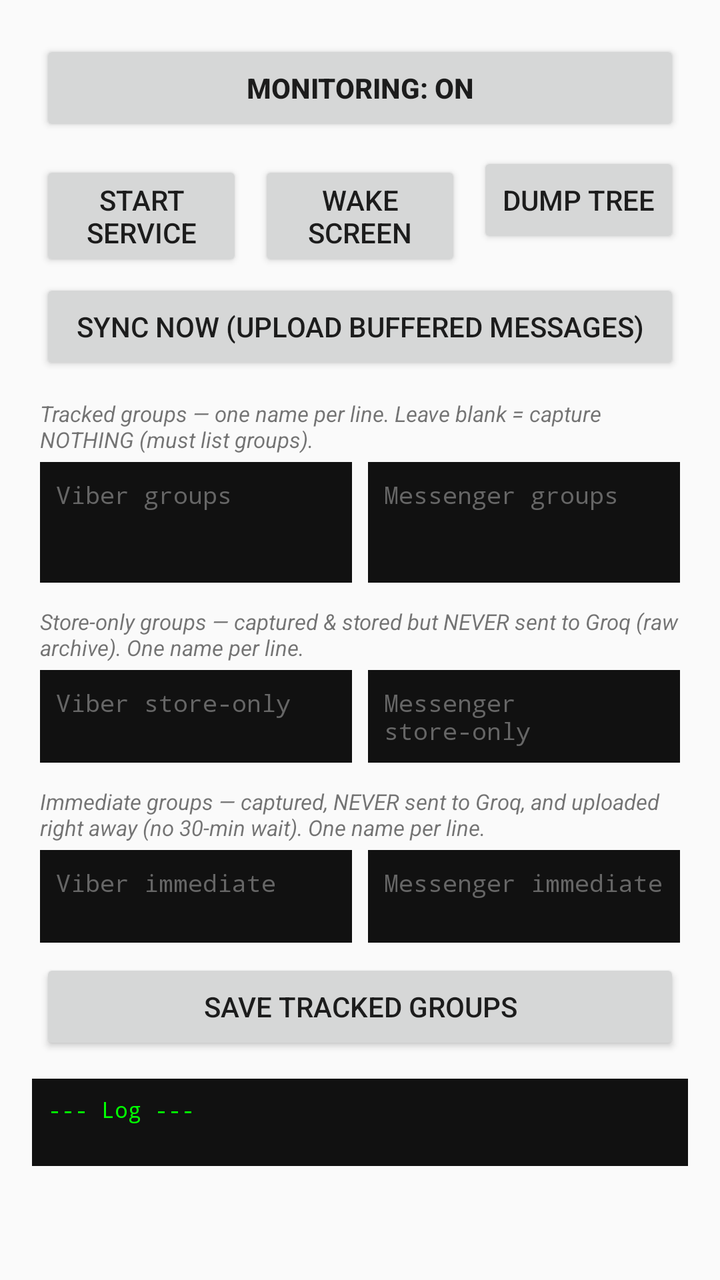
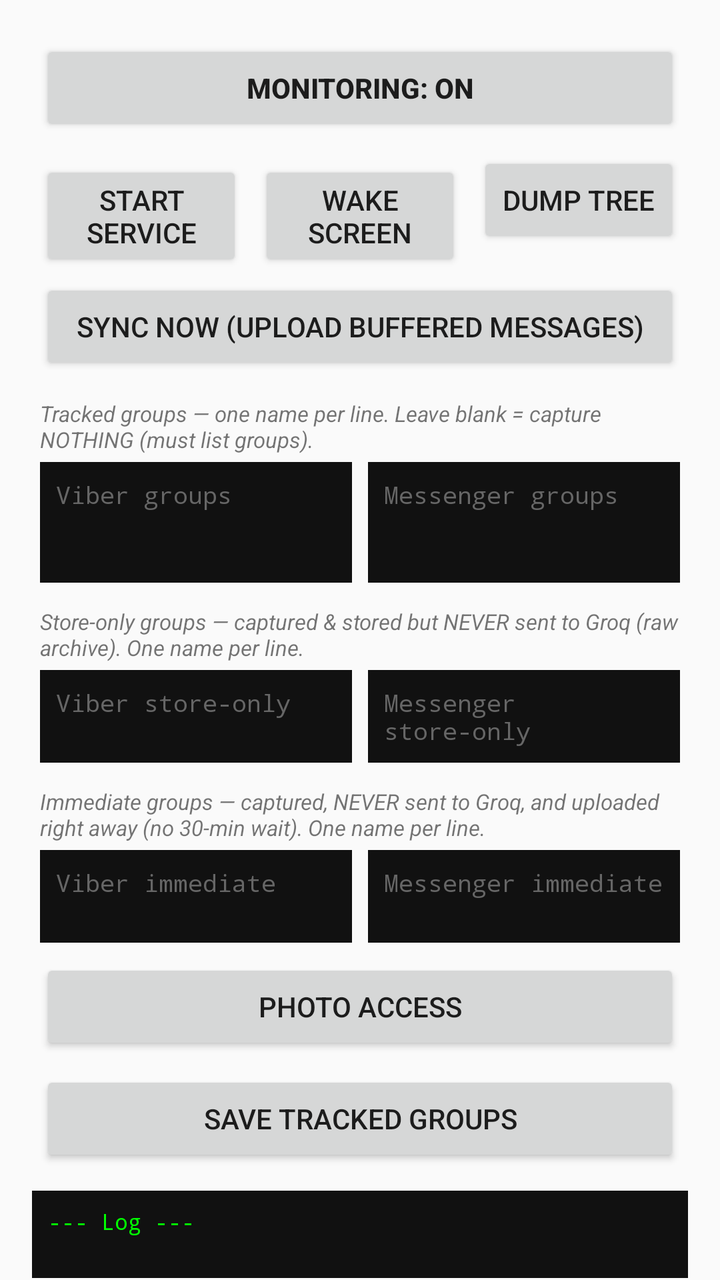

Before-and-after screenshots of an Android layout around one commit, followed by the original layout XML and the change that was made.
<!-- AndroidManifest.xml: application theme Theme.AppCompat.DayNight -->
<!-- res/layout/activity_main.xml -->
<?xml version="1.0" encoding="utf-8"?>
<androidx.core.widget.NestedScrollView xmlns:android="http://schemas.android.com/apk/res/android"
    android:layout_width="match_parent"
    android:layout_height="match_parent"
    android:fillViewport="true">

<LinearLayout
    android:layout_width="match_parent"
    android:layout_height="wrap_content"
    android:orientation="vertical"
    android:padding="16dp">

    <Button
        android:id="@+id/btnToggleMonitor"
        android:layout_width="match_parent"
        android:layout_height="wrap_content"
        android:layout_margin="4dp"
        android:textStyle="bold"
        android:text="MONITORING: ON" />

    <LinearLayout
        android:layout_width="match_parent"
        android:layout_height="wrap_content"
        android:orientation="horizontal">

        <Button
            android:id="@+id/btnStartService"
            android:layout_width="0dp"
            android:layout_height="wrap_content"
            android:layout_weight="1"
            android:layout_margin="4dp"
            android:text="Start Service" />

        <Button
            android:id="@+id/btnWakeScreen"
            android:layout_width="0dp"
            android:layout_height="wrap_content"
            android:layout_weight="1"
            android:layout_margin="4dp"
            android:text="Wake Screen" />

        <Button
            android:id="@+id/btnDumpTree"
            android:layout_width="0dp"
            android:layout_height="wrap_content"
            android:layout_weight="1"
            android:layout_margin="4dp"
            android:text="Dump Tree" />

    </LinearLayout>

    <Button
        android:id="@+id/btnSyncNow"
        android:layout_width="match_parent"
        android:layout_height="wrap_content"
        android:layout_margin="4dp"
        android:text="SYNC NOW (upload buffered messages)" />

    <TextView
        android:layout_width="match_parent"
        android:layout_height="wrap_content"
        android:layout_marginTop="8dp"
        android:layout_marginStart="4dp"
        android:text="Tracked groups — one name per line. Leave blank = capture NOTHING (must list groups)."
        android:textSize="11sp"
        android:textStyle="italic" />

    <LinearLayout
        android:layout_width="match_parent"
        android:layout_height="wrap_content"
        android:orientation="horizontal">

        <EditText
            android:id="@+id/etViberGroups"
            android:layout_width="0dp"
            android:layout_height="wrap_content"
            android:layout_weight="1"
            android:layout_margin="4dp"
            android:background="#111111"
            android:fontFamily="monospace"
            android:gravity="top"
            android:hint="Viber groups"
            android:inputType="textMultiLine|textNoSuggestions"
            android:minLines="3"
            android:padding="8dp"
            android:textColor="#00FF00"
            android:textColorHint="#666666"
            android:textSize="12sp" />

        <EditText
            android:id="@+id/etMessengerGroups"
            android:layout_width="0dp"
            android:layout_height="wrap_content"
            android:layout_weight="1"
            android:layout_margin="4dp"
            android:background="#111111"
            android:fontFamily="monospace"
            android:gravity="top"
            android:hint="Messenger groups"
            android:inputType="textMultiLine|textNoSuggestions"
            android:minLines="3"
            android:padding="8dp"
            android:textColor="#00FF00"
            android:textColorHint="#666666"
            android:textSize="12sp" />

    </LinearLayout>

    <TextView
        android:layout_width="match_parent"
        android:layout_height="wrap_content"
        android:layout_marginTop="8dp"
        android:layout_marginStart="4dp"
        android:text="Store-only groups — captured &amp; stored but NEVER sent to Groq (raw archive). One name per line."
        android:textSize="11sp"
        android:textStyle="italic" />

    <LinearLayout
        android:layout_width="match_parent"
        android:layout_height="wrap_content"
        android:orientation="horizontal">

        <EditText
            android:id="@+id/etViberStoreOnly"
            android:layout_width="0dp"
            android:layout_height="wrap_content"
            android:layout_weight="1"
            android:layout_margin="4dp"
            android:background="#111111"
            android:fontFamily="monospace"
            android:gravity="top"
            android:hint="Viber store-only"
            android:inputType="textMultiLine|textNoSuggestions"
            android:minLines="2"
            android:padding="8dp"
            android:textColor="#FFAA00"
            android:textColorHint="#666666"
            android:textSize="12sp" />

        <EditText
            android:id="@+id/etMessengerStoreOnly"
            android:layout_width="0dp"
            android:layout_height="wrap_content"
            android:layout_weight="1"
            android:layout_margin="4dp"
            android:background="#111111"
            android:fontFamily="monospace"
            android:gravity="top"
            android:hint="Messenger store-only"
            android:inputType="textMultiLine|textNoSuggestions"
            android:minLines="2"
            android:padding="8dp"
            android:textColor="#FFAA00"
            android:textColorHint="#666666"
            android:textSize="12sp" />

    </LinearLayout>

    <TextView
        android:layout_width="match_parent"
        android:layout_height="wrap_content"
        android:layout_marginTop="8dp"
        android:layout_marginStart="4dp"
        android:text="Immediate groups — captured, NEVER sent to Groq, and uploaded right away (no 30-min wait). One name per line."
        android:textSize="11sp"
        android:textStyle="italic" />

    <LinearLayout
        android:layout_width="match_parent"
        android:layout_height="wrap_content"
        android:orientation="horizontal">

        <EditText
            android:id="@+id/etViberImmediate"
            android:layout_width="0dp"
            android:layout_height="wrap_content"
            android:layout_weight="1"
            android:layout_margin="4dp"
            android:background="#111111"
            android:fontFamily="monospace"
            android:gravity="top"
            android:hint="Viber immediate"
            android:inputType="textMultiLine|textNoSuggestions"
            android:minLines="2"
            android:padding="8dp"
            android:textColor="#FF4444"
            android:textColorHint="#666666"
            android:textSize="12sp" />

        <EditText
            android:id="@+id/etMessengerImmediate"
            android:layout_width="0dp"
            android:layout_height="wrap_content"
            android:layout_weight="1"
            android:layout_margin="4dp"
            android:background="#111111"
            android:fontFamily="monospace"
            android:gravity="top"
            android:hint="Messenger immediate"
            android:inputType="textMultiLine|textNoSuggestions"
            android:minLines="2"
            android:padding="8dp"
            android:textColor="#FF4444"
            android:textColorHint="#666666"
            android:textSize="12sp" />

    </LinearLayout>

    <Button
        android:id="@+id/btnSaveGroups"
        android:layout_width="match_parent"
        android:layout_height="wrap_content"
        android:layout_margin="4dp"
        android:text="SAVE TRACKED GROUPS" />

    <ScrollView
        android:id="@+id/scrollLog"
        android:layout_width="match_parent"
        android:layout_height="260dp"
        android:layout_marginTop="8dp">

        <TextView
            android:id="@+id/tvLog"
            android:layout_width="match_parent"
            android:layout_height="wrap_content"
            android:background="#111111"
            android:fontFamily="monospace"
            android:padding="8dp"
            android:text="--- Log ---\n"
            android:textColor="#00FF00"
            android:textSize="11sp" />

    </ScrollView>

</LinearLayout>

</androidx.core.widget.NestedScrollView>
<!-- resources referenced by this layout -->
<resources>

</resources>

<!-- the commit's change to res/layout/activity_main.xml (unified diff, before → after) -->
@@ -206,6 +206,14 @@
 
     </LinearLayout>
 
+    
+    <Button
+        android:id="@+id/btnPhotoAccess"
+        android:layout_width="match_parent"
+        android:layout_height="wrap_content"
+        android:layout_margin="4dp"
+        android:text="PHOTO ACCESS" />
+
     <Button
         android:id="@+id/btnSaveGroups"
         android:layout_width="match_parent"
